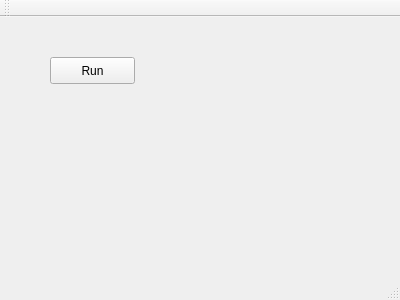
First picture: the form in neuron_start/mainwindow.ui, repository Dr-Neiron/neuron_start, before the edit.
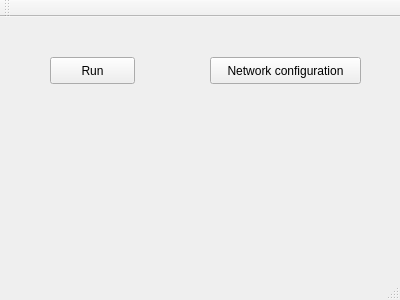
Second picture: the form after the edit.

Commit message: Continue implementing gui

```diff
--- a/neuron_start/mainwindow.ui
+++ b/neuron_start/mainwindow.ui
@@ -27,6 +27,19 @@
      <string>Run</string>
     </property>
    </widget>
+   <widget class="QPushButton" name="networkConfig_pushButton">
+    <property name="geometry">
+     <rect>
+      <x>210</x>
+      <y>40</y>
+      <width>151</width>
+      <height>27</height>
+     </rect>
+    </property>
+    <property name="text">
+     <string>Network configuration</string>
+    </property>
+   </widget>
   </widget>
   <widget class="QMenuBar" name="menuBar">
    <property name="geometry">
```
The commit also changes 4 other files.
